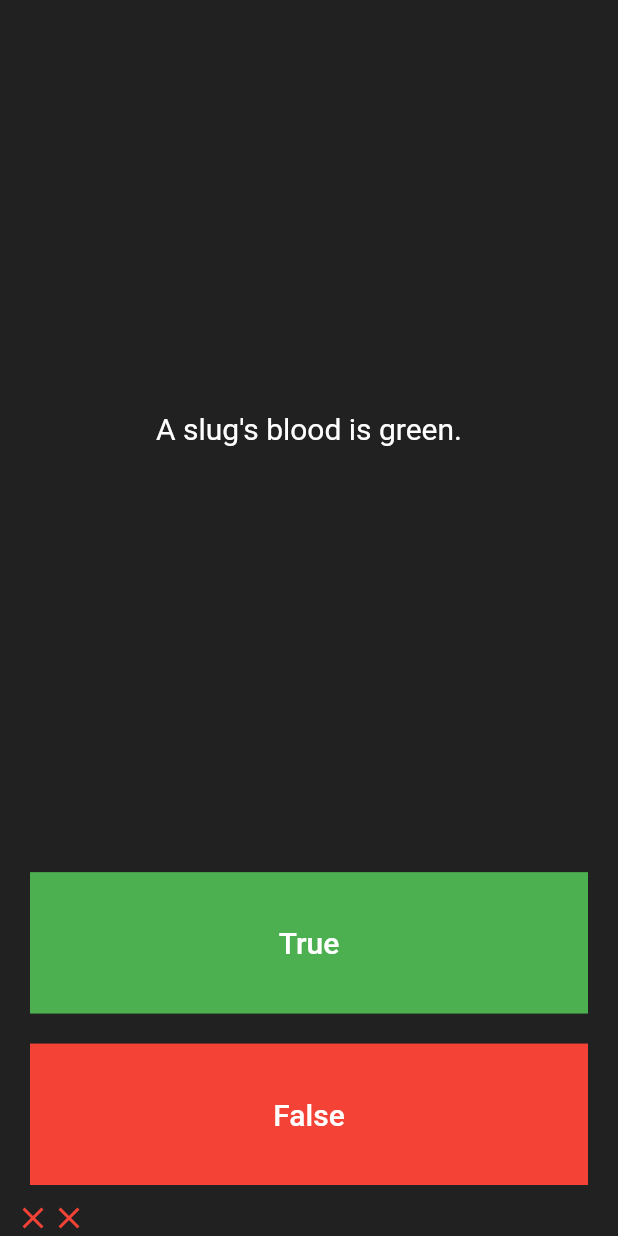
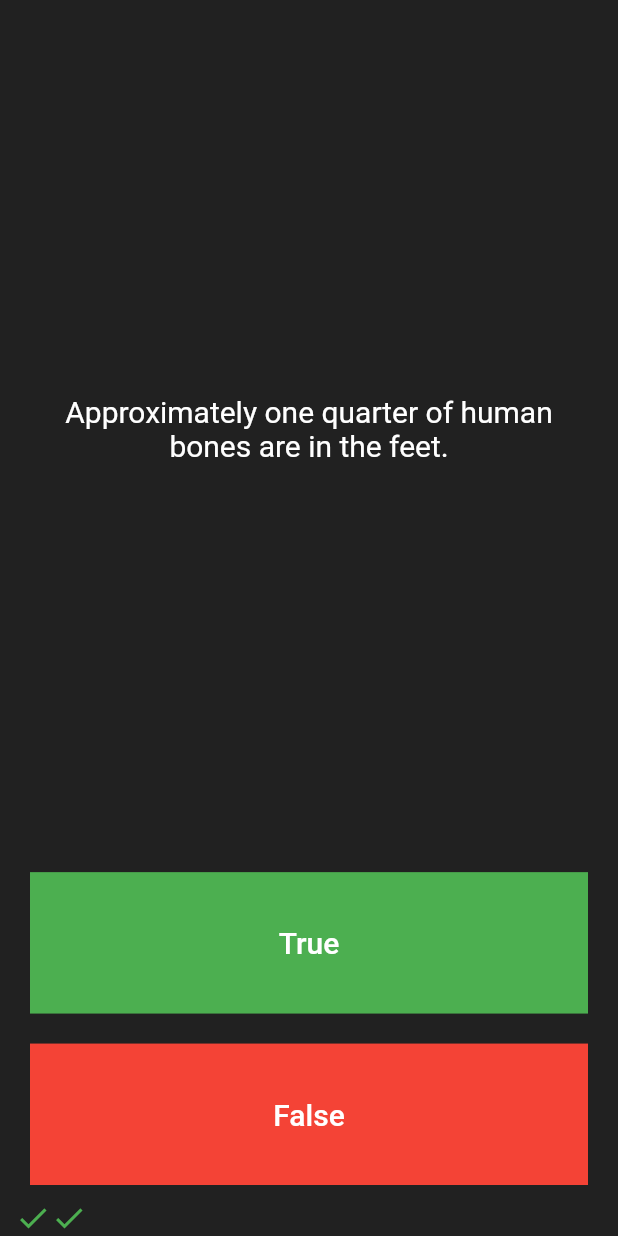
Before and after one commit to sameeranand12/quizzler, a Flutter app: the screen it shows after launch, after a tap on "True", after a tap on "False", on a phone screen of 412 x 824 dp. Run offline on Flutter 3.47's test engine with Material 2 defaults, Android fonts, the phone set to English and light mode, and no system bars.

Commit message:
abstraction done

```diff
--- a/lib/main.dart
+++ b/lib/main.dart
@@ -1,5 +1,7 @@
 import 'package:flutter/material.dart';
-import 'question.dart';
+import 'quiz_brain.dart';
+
+QuizBrain quizBrain = QuizBrain();
 void main() => runApp(Quizzler());
 
 class Quizzler extends StatelessWidget {
@@ -37,11 +39,7 @@ class _QuizPageState extends State<QuizPage> {
  // int quesNum = 0;
  // List<bool> answers = [false, true, true,];
  // Question q1 = Question(q:'You can lead a cow down stairs but not up stairs.' , a: false);
- List<Question> questionBank =[
-  Question (q : 'You can lead a cow down stairs but not up stairs.' , a: false),
-  Question (q : 'Approximately one quarter of human bones are in the feet.' , a: true),
-  Question (q : 'A slug\'s blood is green.' , a: true),
- ];
+
   int quesNum = 0;
   @override
   Widget build(BuildContext context) {
@@ -55,7 +53,7 @@ class _QuizPageState extends State<QuizPage> {
           child: Padding(
             padding: EdgeInsets.all(10.0),
             child: Center(
-              child: Text(questionBank[quesNum].questionText, textAlign: TextAlign.center,
+              child: Text(quizBrain.questionBank[quesNum].questionText, textAlign: TextAlign.center,
                 style: TextStyle(fontSize: 20.0, color: Colors.white,),),
             ),
           ),
@@ -67,7 +65,7 @@ class _QuizPageState extends State<QuizPage> {
               child: TextButton(
                 child: Text('True', style: TextStyle(color: Colors.white, fontSize: 20.0,),),
                 onPressed: () {
-                  bool correctans = questionBank[quesNum].questionAns;
+                  bool correctans = quizBrain.questionBank[quesNum].questionAns;
                 if (correctans ==  true){
                   print('user right');
                     scoreKeeper.add(Icon(Icons.check, color: Colors.green));
@@ -90,7 +88,7 @@ class _QuizPageState extends State<QuizPage> {
               child: TextButton(
                 child: Text('False', style: TextStyle(fontSize: 20.0, color: Colors.white,),),
                 onPressed: () {
-                  bool correctans = questionBank[quesNum].questionAns;
+                  bool correctans = quizBrain.questionBank[quesNum].questionAns;
                   if (correctans ==  false){
                     print('user right');
                     scoreKeeper.add(Icon(Icons.check, color: Colors.green));
--- a/lib/question.dart
+++ b/lib/question.dart
@@ -2,8 +2,11 @@ class Question{
   String questionText;
   bool questionAns;
 //creating constructor
-  Question({String q ,bool a})
+  Question(String q ,bool a)
   {
     questionText =q;
     questionAns =a;
-  }}
+  }
+}
+
+Question  newQuestion =  Question('text', true);
--- /dev/null
+++ b/lib/quiz_brain.dart
@@ -0,0 +1,32 @@
+import 'question.dart';
+class QuizBrain{
+
+  List<Question> questionBank =[
+    Question('Some cats are actually allergic to humans', true),
+    Question('You can lead a cow down stairs but not up stairs.', false),
+    Question('Approximately one quarter of human bones are in the feet.', true),
+    Question('A slug\'s blood is green.', true),
+    Question('Buzz Aldrin\'s mother\'s maiden name was \"Moon\".', true),
+    Question('It is illegal to pee in the Ocean in Portugal.', true),
+    Question(
+        'No piece of square dry paper can be folded in half more than 7 times.',
+        false),
+    Question(
+        'In London, UK, if you happen to die in the House of Parliament, you are technically entitled to a state funeral, because the building is considered too sacred a place.',
+        true),
+    Question(
+        'The loudest sound produced by any animal is 188 decibels. That animal is the African Elephant.',
+        false),
+    Question(
+        'The total surface area of two human lungs is approximately 70 square metres.',
+        true),
+    Question('Google was originally called \"Backrub\".', true),
+    Question(
+        'Chocolate affects a dog\'s heart and nervous system; a few ounces are enough to kill a small dog.',
+        true),
+    Question(
+        'In West Virginia, USA, if you accidentally hit an animal with your car, you are free to take it home to eat.',
+        true),
+
+  ];
+}
```
Also changed, not shown: 1 other file.
